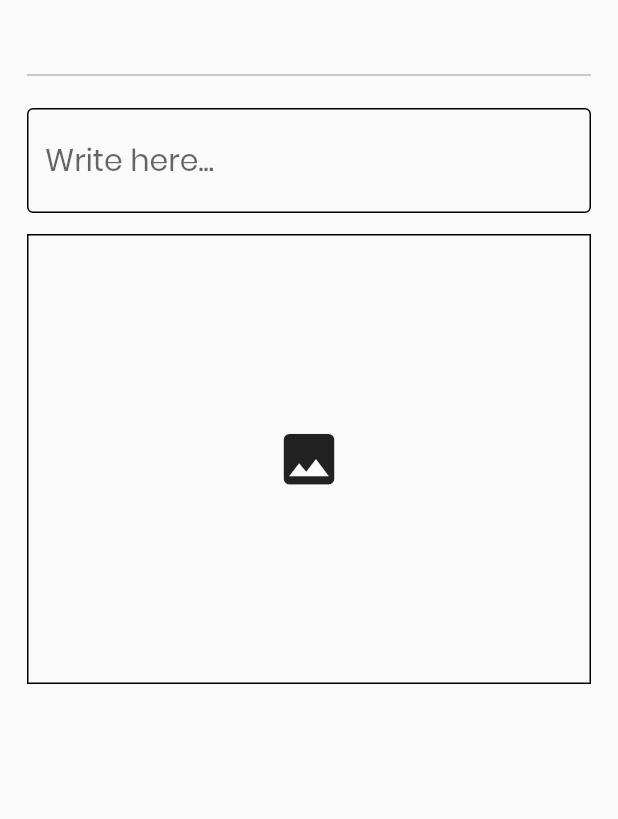
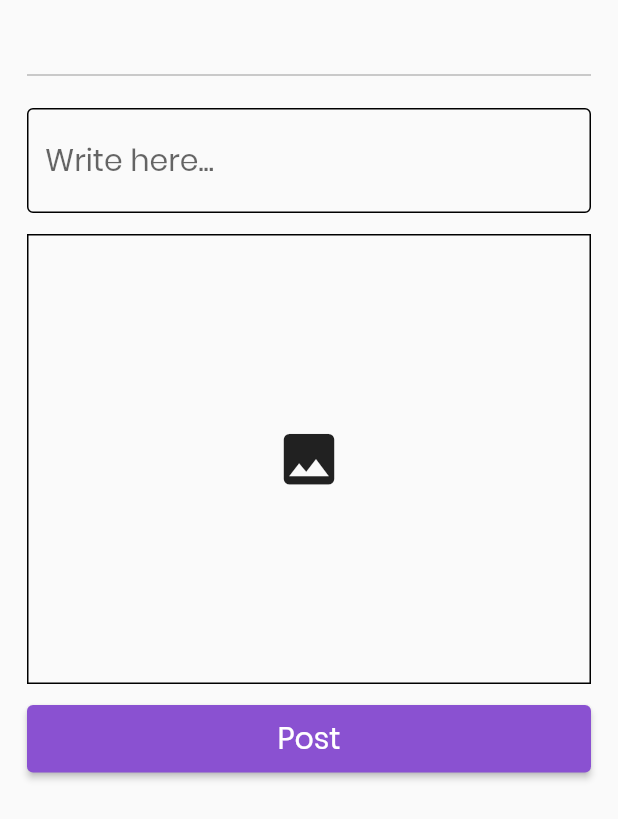
Before and after one commit to shehzadraheem/Muslim_Soul_Instagram_Clone, a Flutter app: the AddPostScreen screen opened directly, on a phone screen of 412 x 824 dp. Shown: the top 819 px of the screen. Run offline on Flutter 3.47's test engine with Material 2 defaults, Android fonts, the phone set to English and light mode, and no system bars; our stand-ins replace cached_network_image, cloud_firestore, firebase_auth, firebase_core, firebase_storage, get and 1 more; accounts and stored records are empty.

Commit message:
create post

```diff
--- a/lib/screens/add_post_screen/add_post_screen.dart
+++ b/lib/screens/add_post_screen/add_post_screen.dart
@@ -1,5 +1,8 @@
+import 'dart:io';
+
 import 'package:cached_network_image/cached_network_image.dart';
 import 'package:flutter/material.dart';
+import 'package:flutter_muslim_soul_instagram/screens/add_post_screen/controller/add_post_controller.dart';
 import 'package:get/get_state_manager/src/rx_flutter/rx_obx_widget.dart';
 import 'package:get/instance_manager.dart';
 
@@ -10,6 +13,7 @@ class AddPostScreen extends StatelessWidget {
 
   // here i'm using the same controller for getting only current user image and name
   final _profileController = Get.put(ProfileController());
+  final _postController = Get.put(AddPostController());
 
   @override
   Widget build(BuildContext context) {
@@ -57,9 +61,10 @@ class AddPostScreen extends StatelessWidget {
                 const SizedBox(
                   height: 14,
                 ),
-                const TextField(
+                TextField(
+                  controller: _postController.postTxtController,
                   maxLines: 1,
-                  decoration: InputDecoration(
+                  decoration: const InputDecoration(
                     hintText: "Write here...",
                     enabledBorder: OutlineInputBorder(
                       borderSide: BorderSide(width: 1),
@@ -72,14 +77,53 @@ class AddPostScreen extends StatelessWidget {
                 const SizedBox(
                   height: 14,
                 ),
-                Container(
-                  width: double.infinity,
-                  height: 300,
-                  decoration: BoxDecoration(
-                    border: Border.all(width: 1),
+                GestureDetector(
+                  onTap: (){
+                    _postController.getImage();
+                  },
+                  child: Container(
+                    width: double.infinity,
+                    height: 300,
+                    decoration: BoxDecoration(
+                      border: Border.all(width: 1),
+                    ),
+                    child: Obx(() {
+                      return _postController.selectedImagePath.value == ''
+                          ? const Icon(
+                              Icons.image,
+                              size: 45,
+                            )
+                          : Image.file(
+                              File(_postController.selectedImagePath.value),
+                              fit: BoxFit.fill,
+                            );
+                    }),
                   ),
-                  child: const Icon(Icons.image,size: 45,),
                 ),
+                const SizedBox(
+                  height: 14,
+                ),
+                Obx((){
+                  return SizedBox(
+                    width: double.infinity,
+                    height: 45,
+                    child: ElevatedButton(
+                      onPressed: () {
+                        _postController.addPost(userName: _profileController.name.value,
+                            userUrl: _profileController.url.value);
+                      },
+                      child: _postController.isLoading.value
+                          ? const CircularProgressIndicator(color: Colors.white,)
+                          : Text(
+                        'Post',
+                        style: Theme.of(context)
+                            .textTheme
+                            .subtitle1!
+                            .copyWith(color: Colors.white),
+                      ),
+                    ),
+                  );
+                }),
               ],
             ),
           ),
```
Also changed, not shown: lib/screens/add_post_screen/controller/add_post_controller.dart (added, +120 -0 lines).
